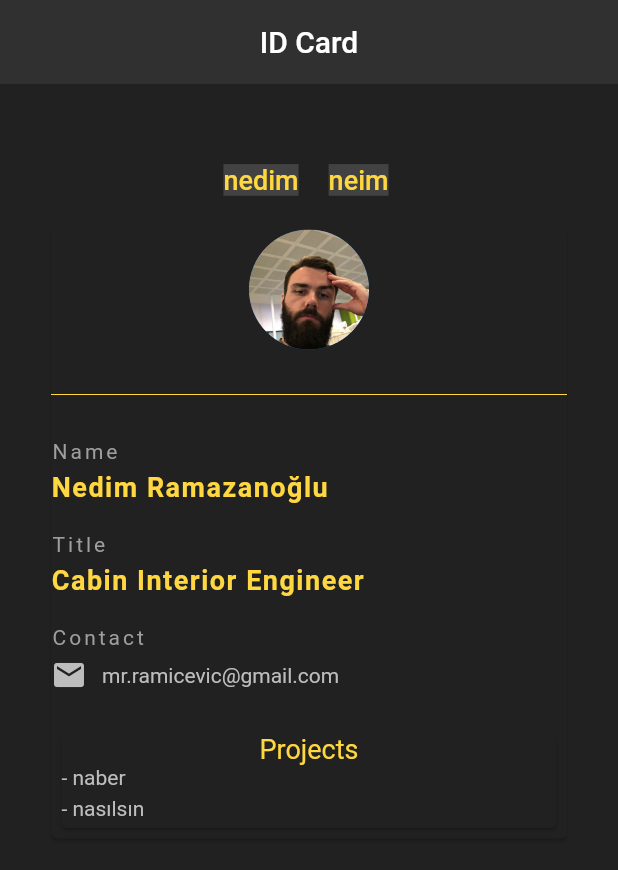
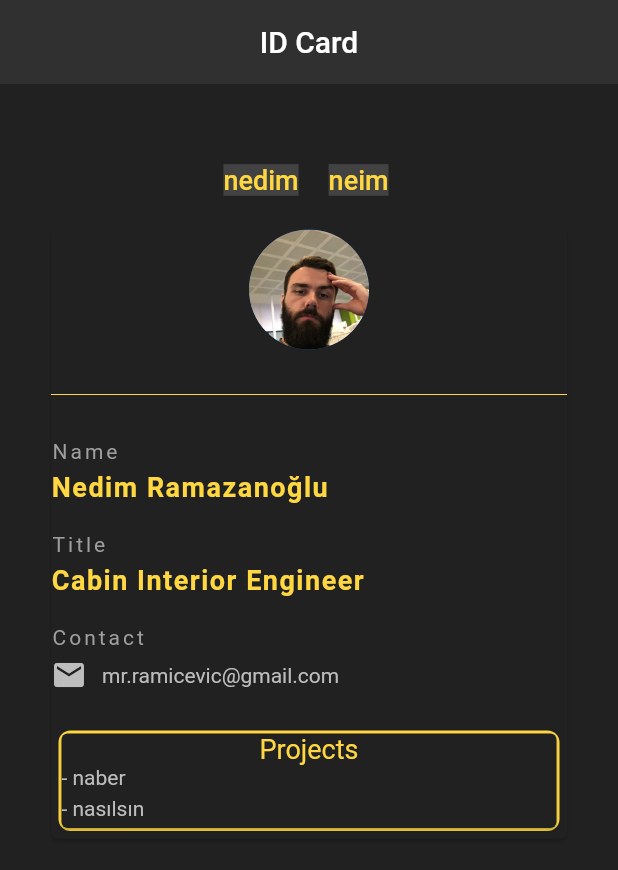
Before and after one commit to NedimRamicevic/Flutter-Exercise, a Flutter app: the screen it shows after launch, on a phone screen of 412 x 824 dp. Shown: the top 870 px of the screen. Run offline on Flutter 3.47's test engine with Material 2 defaults, Android fonts, the phone set to English and light mode, and no system bars.

Commit message:
projects

```diff
--- a/lib/projects.dart
+++ b/lib/projects.dart
@@ -7,12 +7,14 @@ class Projects extends StatelessWidget {
   @override
   Widget build(BuildContext context) {
     return Container(
-      padding: EdgeInsets.all(1),
       margin: EdgeInsets.all(5),
+      decoration: BoxDecoration(
+        borderRadius: BorderRadius.circular(8),
+        color: Colors.amberAccent, //Borde
+      ),
       alignment: Alignment.center,
-      color: Colors.grey[900],
       child: Card(
-        margin: EdgeInsets.all(1),
+        margin: EdgeInsets.all(2),
         color: Colors.grey[900],
         child: Column(
           crossAxisAlignment: CrossAxisAlignment.stretch,
```
